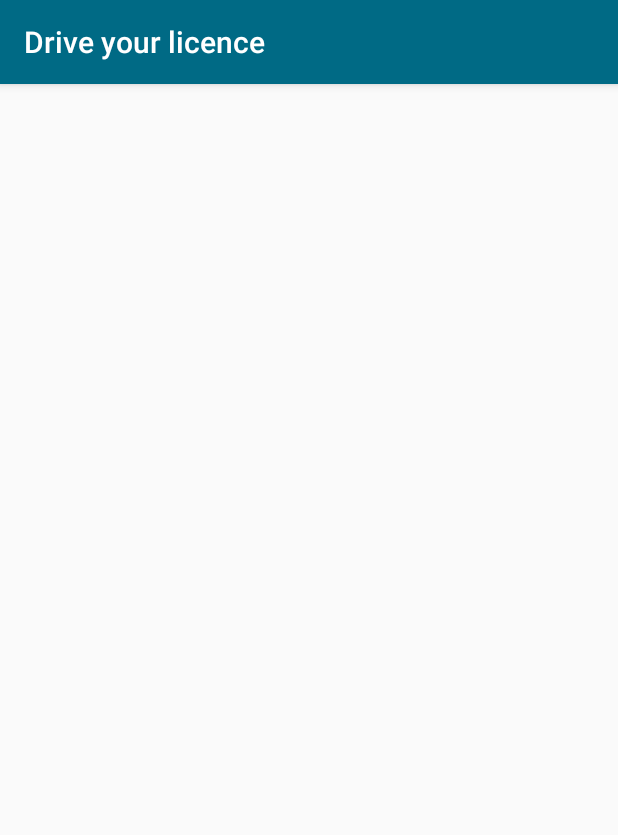
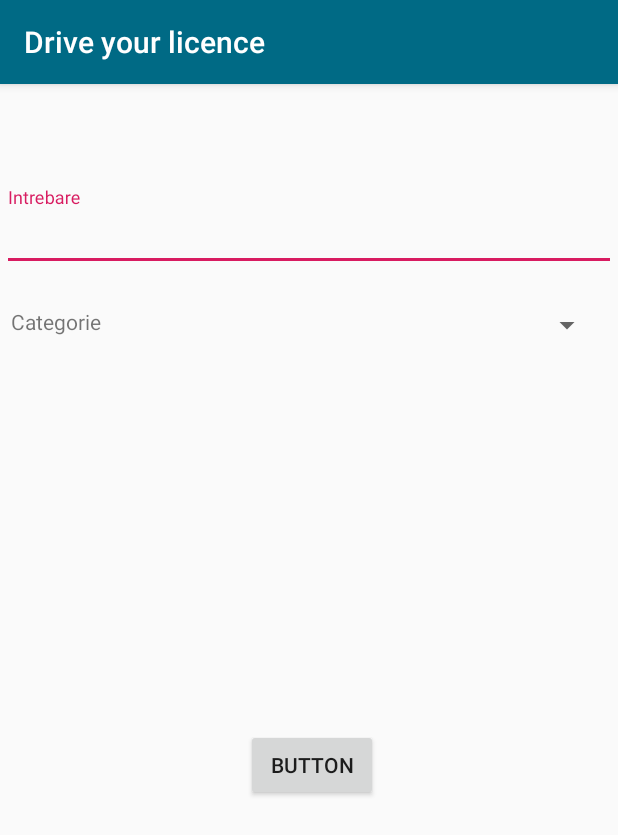
Before and after one commit to StefanLazea/driver-inneed, an Android app: the FormActivity screen opened directly, with no data from a screen before it, on a phone screen of 412 x 824 dp. Shown: the top 835 px of the screen. Run offline under Robolectric (Android 15) with nearby library versions, the phone set to English and light mode, and no system bars.

Commit message:
Form xml in activity

```diff
--- a/DamApp/app/src/main/java/eu/ase/damapp/MainActivity.java
+++ b/DamApp/app/src/main/java/eu/ase/damapp/MainActivity.java
@@ -95,14 +95,18 @@ public class MainActivity extends AppCompatActivity {
             public boolean onNavigationItemSelected(@NonNull MenuItem menuItem) {
                 if (menuItem.getItemId() == R.id.nav_home) {
                     currentFragment = createHomeFragment();
+                    openFragment();
+
                 }
                 else if(menuItem.getItemId() == R.id.nav_questions){
                     currentFragment = new QuestionsFragment();
+                    openFragment();
+
                 }
-                else if(menuItem.getItemId() == R.id.nav_student){
-                    currentFragment = new FormStudentFragment();
+                else if(menuItem.getItemId() == R.id.nav_form){
+                    Intent intent = new Intent(getApplicationContext(), FormActivity.class);
+                    startActivity(intent);
                 }
-                openFragment();
                 drawerLayout.closeDrawer(GravityCompat.START);
                 return true;
             }
--- a/DamApp/app/src/main/res/layout/activity_form.xml
+++ b/DamApp/app/src/main/res/layout/activity_form.xml
@@ -6,4 +6,62 @@
     android:layout_height="match_parent"
     tools:context=".FormActivity">
 
+    <com.google.android.material.textfield.TextInputLayout
+        android:id="@+id/form_ip_question"
+        android:layout_width="409dp"
+        android:layout_height="wrap_content"
+        android:layout_marginStart="1dp"
+        android:layout_marginTop="50dp"
+        android:layout_marginEnd="1dp"
+        android:layout_marginBottom="625dp"
+        app:layout_constraintBottom_toBottomOf="parent"
+        app:layout_constraintEnd_toEndOf="parent"
+        app:layout_constraintStart_toStartOf="parent"
+        app:layout_constraintTop_toTopOf="parent">
+
+        <com.google.android.material.textfield.TextInputEditText
+            android:id="@+id/form_input_question"
+            android:layout_width="match_parent"
+            android:layout_height="wrap_content"
+            android:hint="Intrebare" />
+    </com.google.android.material.textfield.TextInputLayout>
+
+    <Button
+        android:id="@+id/button"
+        android:layout_width="wrap_content"
+        android:layout_height="wrap_content"
+        android:layout_marginStart="163dp"
+        android:layout_marginTop="430dp"
+        android:layout_marginEnd="160dp"
+        android:text="Button"
+        app:layout_constraintEnd_toEndOf="parent"
+        app:layout_constraintStart_toStartOf="parent"
+        app:layout_constraintTop_toTopOf="parent" />
+
+    <Spinner
+        android:id="@+id/spinner2"
+        android:layout_width="0dp"
+        android:layout_height="wrap_content"
+        android:layout_marginStart="10dp"
+        android:layout_marginTop="24dp"
+        android:layout_marginEnd="10dp"
+        app:layout_constraintEnd_toEndOf="parent"
+        app:layout_constraintHorizontal_bias="1.0"
+        app:layout_constraintStart_toEndOf="@+id/form_tv_category"
+        app:layout_constraintTop_toBottomOf="@+id/form_ip_question" />
+
+    <TextView
+        android:id="@+id/form_tv_category"
+        android:layout_width="wrap_content"
+        android:layout_height="wrap_content"
+        android:layout_marginStart="7dp"
+        android:layout_marginTop="130dp"
+        android:layout_marginEnd="10dp"
+        android:layout_marginBottom="581dp"
+        android:text="Categorie"
+        app:layout_constraintBottom_toBottomOf="parent"
+        app:layout_constraintEnd_toStartOf="@+id/spinner2"
+        app:layout_constraintStart_toStartOf="parent"
+        app:layout_constraintTop_toTopOf="parent" />
+
 </androidx.constraintlayout.widget.ConstraintLayout>
--- a/DamApp/app/src/main/res/menu/activity_main_drawer.xml
+++ b/DamApp/app/src/main/res/menu/activity_main_drawer.xml
@@ -13,10 +13,6 @@
             android:icon="@drawable/ic_help_outline_black_24dp"
             android:title="@string/menu_questions"/>
         <item
-            android:id="@+id/nav_student"
-            android:icon="@drawable/ic_person_black_24dp"
-            android:title="@string/form_students_menu"/>
-        <item
             android:id="@+id/nav_form"
             android:icon="@drawable/ic_person_black_24dp"
             android:title="@string/form_students_menu"/>
```
